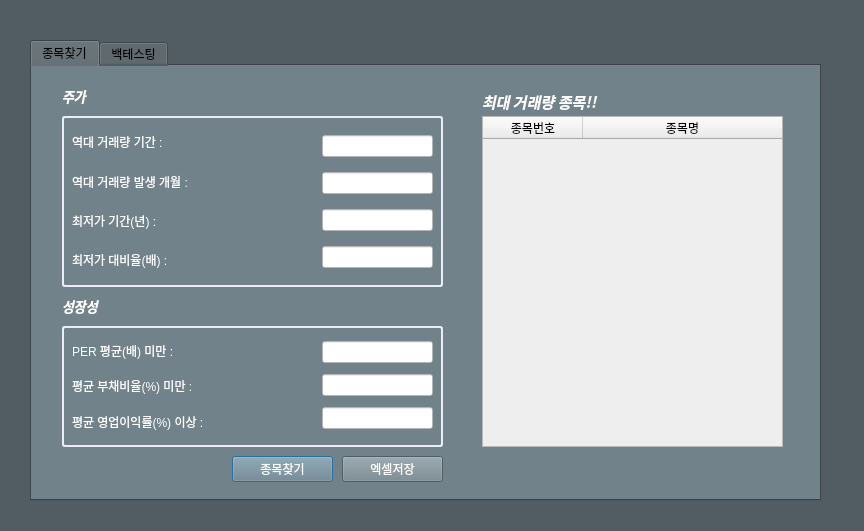
First picture: the form in src/backTest.ui, repository jinsnow948/backtestingJin, before the edit.
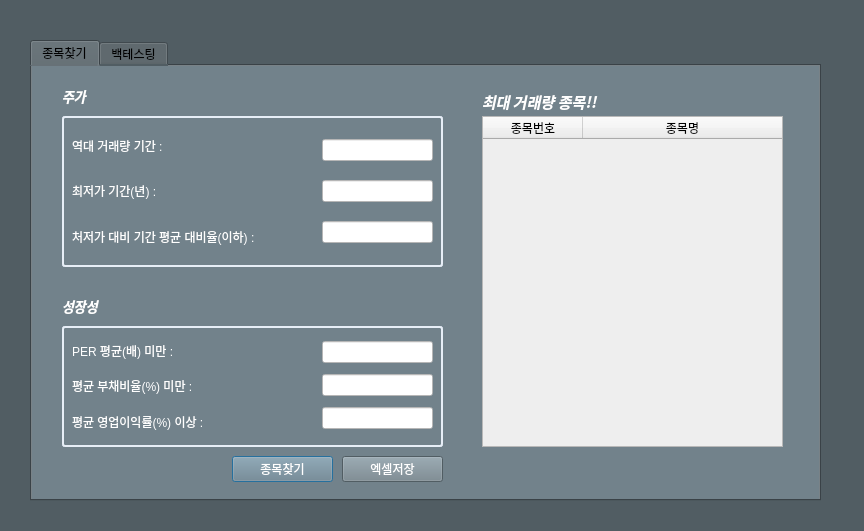
Second picture: the form after the edit.

Commit message: 입력값 변경 - 최저가 대비 평균 대비율(이하)

Diff of the .ui file:
```diff
--- a/src/backTest.ui
+++ b/src/backTest.ui
@@ -50,7 +50,7 @@
        <x>40</x>
        <y>60</y>
        <width>221</width>
-       <height>151</height>
+       <height>131</height>
       </rect>
      </property>
      <layout class="QVBoxLayout" name="verticalLayout">
@@ -61,13 +61,6 @@
         </property>
        </widget>
       </item>
-      <item>
-       <widget class="QLabel" name="max_vol_occur_label">
-        <property name="text">
-         <string>&lt;html&gt;&lt;head/&gt;&lt;body&gt;&lt;p&gt;&lt;span style=&quot; color:#ffffff;&quot;&gt;역대 거래량 발생 개월 :&lt;/span&gt;&lt;/p&gt;&lt;/body&gt;&lt;/html&gt;</string>
-        </property>
-       </widget>
-      </item>
       <item>
        <widget class="QLabel" name="lowest_duration_label">
         <property name="text">
@@ -78,7 +71,7 @@
       <item>
        <widget class="QLabel" name="lowest_contrast_label">
         <property name="text">
-         <string>&lt;html&gt;&lt;head/&gt;&lt;body&gt;&lt;p&gt;&lt;span style=&quot; color:#ffffff;&quot;&gt;최저가 대비율(배) :&lt;/span&gt;&lt;/p&gt;&lt;/body&gt;&lt;/html&gt;</string>
+         <string>&lt;html&gt;&lt;head/&gt;&lt;body&gt;&lt;p&gt;&lt;span style=&quot; color:#ffffff;&quot;&gt;처저가 대비 기간 평균 대비율(이하) :&lt;/span&gt;&lt;/p&gt;&lt;/body&gt;&lt;/html&gt;</string>
         </property>
        </widget>
       </item>
@@ -187,7 +180,7 @@
        <x>290</x>
        <y>60</y>
        <width>111</width>
-       <height>151</height>
+       <height>131</height>
       </rect>
      </property>
      <layout class="QVBoxLayout" name="verticalLayout_3">
@@ -201,13 +194,6 @@
         </property>
        </widget>
       </item>
-      <item>
-       <widget class="QLineEdit" name="max_vol_occur_edit">
-        <property name="styleSheet">
-         <string notr="true">background-color: rgb(255, 255, 255);</string>
-        </property>
-       </widget>
-      </item>
       <item>
        <widget class="QLineEdit" name="lowest_duration_edit">
         <property name="styleSheet">
@@ -327,7 +313,7 @@
        <x>30</x>
        <y>50</y>
        <width>381</width>
-       <height>171</height>
+       <height>151</height>
       </rect>
      </property>
      <property name="autoFillBackground">
```
The commit also changes 2 other files.
